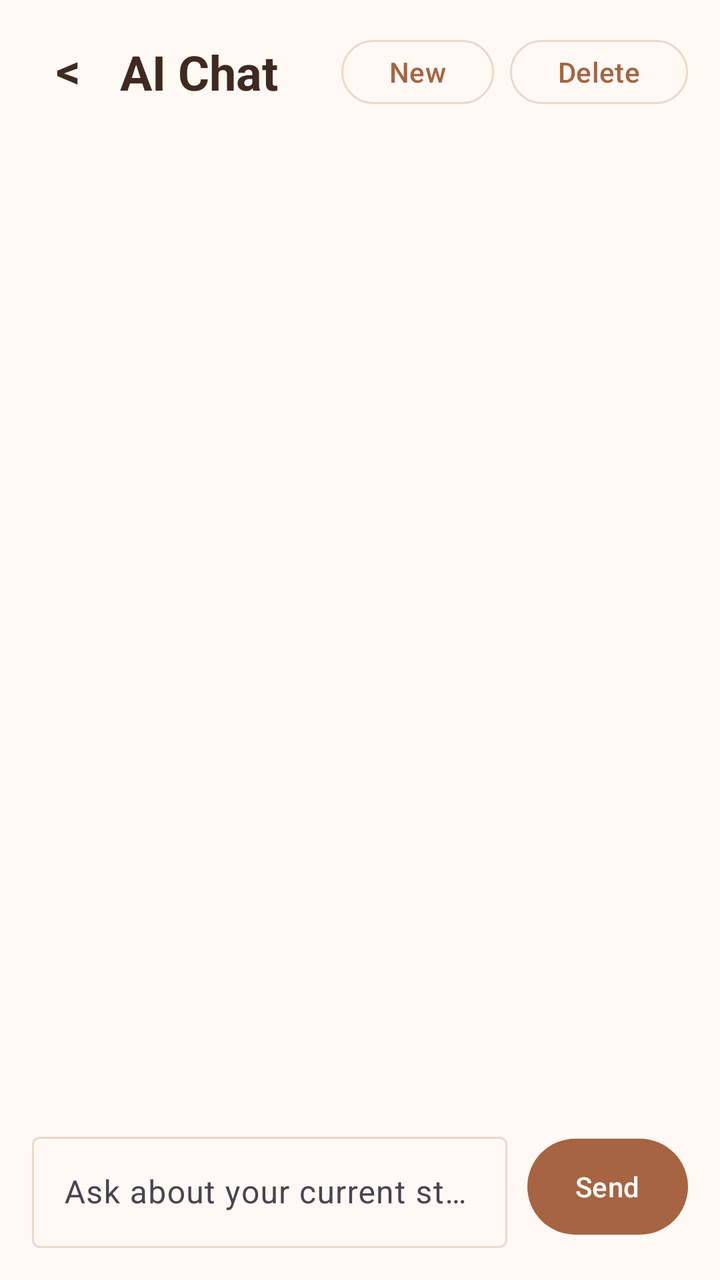
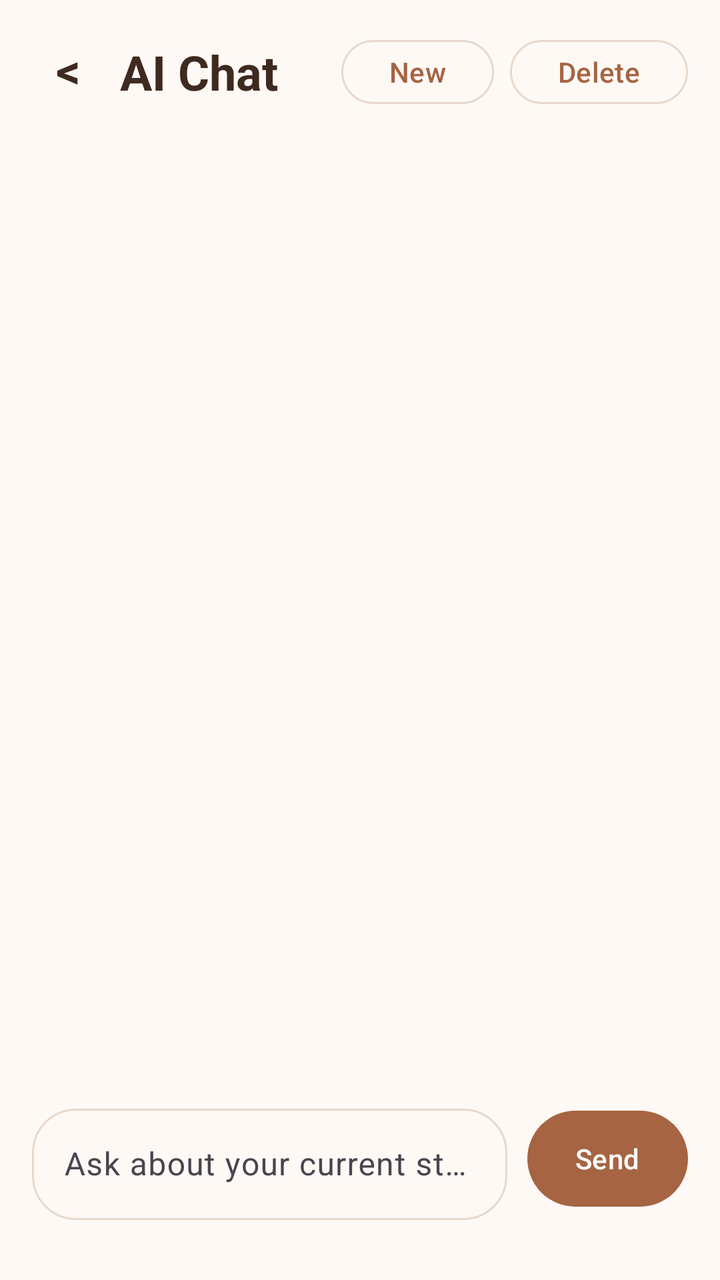

An Android layout rendered at two revisions. The XML below is the earlier revision; the diff shows what the commit changed to produce the second picture.
<!-- AndroidManifest.xml: application theme Theme.VitaSense -->
<!-- res/layout/fragment_ai_chat.xml -->
<?xml version="1.0" encoding="utf-8"?>
<androidx.constraintlayout.widget.ConstraintLayout xmlns:android="http://schemas.android.com/apk/res/android"
    xmlns:app="http://schemas.android.com/apk/res-auto"
    android:layout_width="match_parent"
    android:layout_height="match_parent"
    android:background="?android:windowBackground">

    <LinearLayout
        android:id="@+id/aiChatTopBar"
        android:layout_width="0dp"
        android:layout_height="wrap_content"
        android:gravity="center_vertical"
        android:orientation="horizontal"
        android:paddingStart="16dp"
        android:paddingTop="16dp"
        android:paddingEnd="16dp"
        android:paddingBottom="10dp"
        app:layout_constraintEnd_toEndOf="parent"
        app:layout_constraintStart_toStartOf="parent"
        app:layout_constraintTop_toTopOf="parent">

        <TextView
            android:id="@+id/aiChatBackButton"
            android:layout_width="36dp"
            android:layout_height="36dp"
            android:background="?attr/selectableItemBackgroundBorderless"
            android:clickable="true"
            android:contentDescription="@string/common_back"
            android:focusable="true"
            android:gravity="center"
            android:includeFontPadding="false"
            android:text="@string/common_back_glyph"
            android:textColor="?android:attr/textColorPrimary"
            android:textSize="24sp"
            android:textStyle="bold" />

        <TextView
            android:id="@+id/aiChatTitleText"
            android:layout_width="0dp"
            android:layout_height="wrap_content"
            android:layout_marginStart="8dp"
            android:layout_weight="1"
            android:ellipsize="end"
            android:maxLines="1"
            android:text="@string/ai_chat_title"
            android:textColor="?android:attr/textColorPrimary"
            android:textSize="24sp"
            android:textStyle="bold" />

        <com.google.android.material.button.MaterialButton
            android:id="@+id/aiChatNewButton"
            style="?attr/materialButtonOutlinedStyle"
            android:layout_width="wrap_content"
            android:layout_height="40dp"
            android:minWidth="64dp"
            android:text="@string/ai_chat_new" />

        <com.google.android.material.button.MaterialButton
            android:id="@+id/aiChatDeleteButton"
            style="?attr/materialButtonOutlinedStyle"
            android:layout_width="wrap_content"
            android:layout_height="40dp"
            android:layout_marginStart="8dp"
            android:minWidth="72dp"
            android:text="@string/ai_chat_delete" />
    </LinearLayout>

    <TextView
        android:id="@+id/aiChatSetupText"
        android:layout_width="0dp"
        android:layout_height="wrap_content"
        android:layout_marginStart="16dp"
        android:layout_marginEnd="16dp"
        android:background="?attr/colorSurface"
        android:padding="12dp"
        android:text="@string/ai_chat_setup_required"
        android:textColor="?android:attr/textColorSecondary"
        android:visibility="gone"
        app:layout_constraintEnd_toEndOf="parent"
        app:layout_constraintStart_toStartOf="parent"
        app:layout_constraintTop_toBottomOf="@id/aiChatTopBar" />

    <androidx.recyclerview.widget.RecyclerView
        android:id="@+id/aiChatRecyclerView"
        android:layout_width="0dp"
        android:layout_height="0dp"
        android:clipToPadding="false"
        android:paddingStart="16dp"
        android:paddingTop="12dp"
        android:paddingEnd="16dp"
        android:paddingBottom="12dp"
        app:layoutManager="androidx.recyclerview.widget.LinearLayoutManager"
        app:layout_constraintBottom_toTopOf="@id/aiChatComposer"
        app:layout_constraintEnd_toEndOf="parent"
        app:layout_constraintStart_toStartOf="parent"
        app:layout_constraintTop_toBottomOf="@id/aiChatSetupText" />

    <ProgressBar
        android:id="@+id/aiChatProgress"
        style="?android:attr/progressBarStyleSmall"
        android:layout_width="32dp"
        android:layout_height="32dp"
        android:visibility="gone"
        app:layout_constraintBottom_toTopOf="@id/aiChatComposer"
        app:layout_constraintEnd_toEndOf="parent"
        app:layout_constraintStart_toStartOf="parent" />

    <LinearLayout
        android:id="@+id/aiChatComposer"
        android:layout_width="0dp"
        android:layout_height="wrap_content"
        android:gravity="center_vertical"
        android:orientation="horizontal"
        android:padding="16dp"
        app:layout_constraintBottom_toBottomOf="parent"
        app:layout_constraintEnd_toEndOf="parent"
        app:layout_constraintStart_toStartOf="parent">

        <com.google.android.material.textfield.TextInputLayout
            android:layout_width="0dp"
            android:layout_height="wrap_content"
            android:layout_weight="1"
            android:hint="@string/ai_chat_input_hint">

            <com.google.android.material.textfield.TextInputEditText
                android:id="@+id/aiChatInput"
                android:layout_width="match_parent"
                android:layout_height="wrap_content"
                android:imeOptions="actionSend"
                android:inputType="textMultiLine|textCapSentences"
                android:maxLines="4" />
        </com.google.android.material.textfield.TextInputLayout>

        <com.google.android.material.button.MaterialButton
            android:id="@+id/aiChatSendButton"
            android:layout_width="wrap_content"
            android:layout_height="56dp"
            android:layout_marginStart="10dp"
            android:minWidth="72dp"
            android:text="@string/ai_chat_send" />
    </LinearLayout>

</androidx.constraintlayout.widget.ConstraintLayout>
<!-- resources referenced by this layout -->
<resources>
  <string name="ai_chat_delete">Delete</string>
  <string name="ai_chat_input_hint">Ask about your current state</string>
  <string name="ai_chat_new">New</string>
  <string name="ai_chat_send">Send</string>
  <string name="ai_chat_setup_required">Set up AI provider settings before starting a chat.</string>
  <string name="ai_chat_title">AI Chat</string>
  <string name="common_back">Back</string>
  <string name="common_back_glyph">&lt;</string>
  <style name="Theme.VitaSense" parent="Theme.VitaSense.Default" />
  <style name="Theme.VitaSense.Default" parent="Base.Theme.VitaSense">
          <item name="colorPrimary">@color/vs_primary_700</item>
          <item name="colorOnPrimary">@color/white</item>
          <item name="colorSecondary">@color/vs_primary_500</item>
          <item name="colorSurface">@color/vs_surface</item>
          <item name="android:windowBackground">@color/vs_background</item>
          <item name="colorOutline">@color/vs_border_soft</item>
          <item name="android:textColorPrimary">@color/vs_text_primary</item>
          <item name="android:textColorSecondary">@color/vs_text_secondary</item>
          <item name="vsColorPrimaryStrong">@color/vs_primary_900</item>
          <item name="vsColorPrimarySoft">@color/vs_primary_100</item>
          <item name="vsColorSecondaryAccent">@color/vs_primary_500</item>
          <item name="vsColorSurfaceAlt">@color/vs_surface_alt</item>
          <item name="vsColorWeekSignalTile">@color/vs_week_signal_tile</item>
          <item name="vsColorWeekSignalHrv">@color/vs_week_signal_hrv</item>
          <item name="vsColorWeekSignalHeartRate">@color/vs_week_signal_hr</item>
          <item name="vsColorWeekSignalSleep">@color/vs_week_signal_sleep</item>
          <item name="vsColorAlert">@color/vs_alert_red</item>
          <item name="vsColorTextTertiary">@color/vs_text_tertiary</item>
      </style>
  <style name="Base.Theme.VitaSense" parent="Theme.Material3.DayNight.NoActionBar">
          <item name="shapeAppearanceMediumComponent">@style/ShapeAppearance.VitaSense.Medium</item>
          <item name="shapeAppearanceLargeComponent">@style/ShapeAppearance.VitaSense.Large</item>
      </style>
  <color name="vs_primary_700">#A66442</color>
  <color name="white">#FFFFFFFF</color>
  <color name="vs_primary_500">#C98963</color>
  <color name="vs_surface">#FFFDFC</color>
  <color name="vs_background">#FFF9F5</color>
  <color name="vs_border_soft">#E9D8CB</color>
  <color name="vs_text_primary">#3E2A20</color>
  <color name="vs_text_secondary">#7A6558</color>
  <color name="vs_primary_900">#7A4B34</color>
  <color name="vs_primary_100">#FAECE2</color>
  <color name="vs_surface_alt">#F9F0E9</color>
  <color name="vs_week_signal_tile">#FAF6F1</color>
  <color name="vs_week_signal_hrv">#A66442</color>
  <color name="vs_week_signal_hr">#9E3E2A20</color>
  <color name="vs_week_signal_sleep">#C59A7F</color>
  <color name="vs_alert_red">#D45A4A</color>
  <color name="vs_text_tertiary">#AD998C</color>
  <style name="ShapeAppearance.VitaSense.Medium" parent="ShapeAppearance.Material3.MediumComponent">
          <item name="cornerSize">16dp</item>
      </style>
  <style name="ShapeAppearance.VitaSense.Large" parent="ShapeAppearance.Material3.LargeComponent">
          <item name="cornerSize">24dp</item>
      </style>
</resources>

<!-- the commit's change to res/layout/fragment_ai_chat.xml (unified diff, before → after) -->
@@ -111,16 +111,25 @@
         android:layout_height="wrap_content"
         android:gravity="center_vertical"
         android:orientation="horizontal"
-        android:padding="16dp"
+        android:paddingStart="16dp"
+        android:paddingTop="12dp"
+        android:paddingEnd="16dp"
+        android:paddingBottom="30dp"
         app:layout_constraintBottom_toBottomOf="parent"
         app:layout_constraintEnd_toEndOf="parent"
         app:layout_constraintStart_toStartOf="parent">
 
         <com.google.android.material.textfield.TextInputLayout
+            android:id="@+id/aiChatInputLayout"
+            style="@style/Widget.Material3.TextInputLayout.OutlinedBox"
             android:layout_width="0dp"
             android:layout_height="wrap_content"
             android:layout_weight="1"
-            android:hint="@string/ai_chat_input_hint">
+            android:hint="@string/ai_chat_input_hint"
+            app:boxCornerRadiusBottomEnd="22dp"
+            app:boxCornerRadiusBottomStart="22dp"
+            app:boxCornerRadiusTopEnd="22dp"
+            app:boxCornerRadiusTopStart="22dp">
 
             <com.google.android.material.textfield.TextInputEditText
                 android:id="@+id/aiChatInput"
<!-- resource entries referenced after the edit -->
@@ -4,7 +4,7 @@
   <string name="ai_chat_input_hint">Ask about your current state</string>
   <string name="ai_chat_new">New</string>
   <string name="ai_chat_send">Send</string>
-  <string name="ai_chat_setup_required">Set up AI provider settings before starting a chat.</string>
+  <string name="ai_chat_setup_required">AI chat is disabled until you add an API key, base URL, and model in Settings.</string>
   <string name="ai_chat_title">AI Chat</string>
   <string name="common_back">Back</string>
   <string name="common_back_glyph">&lt;</string>
